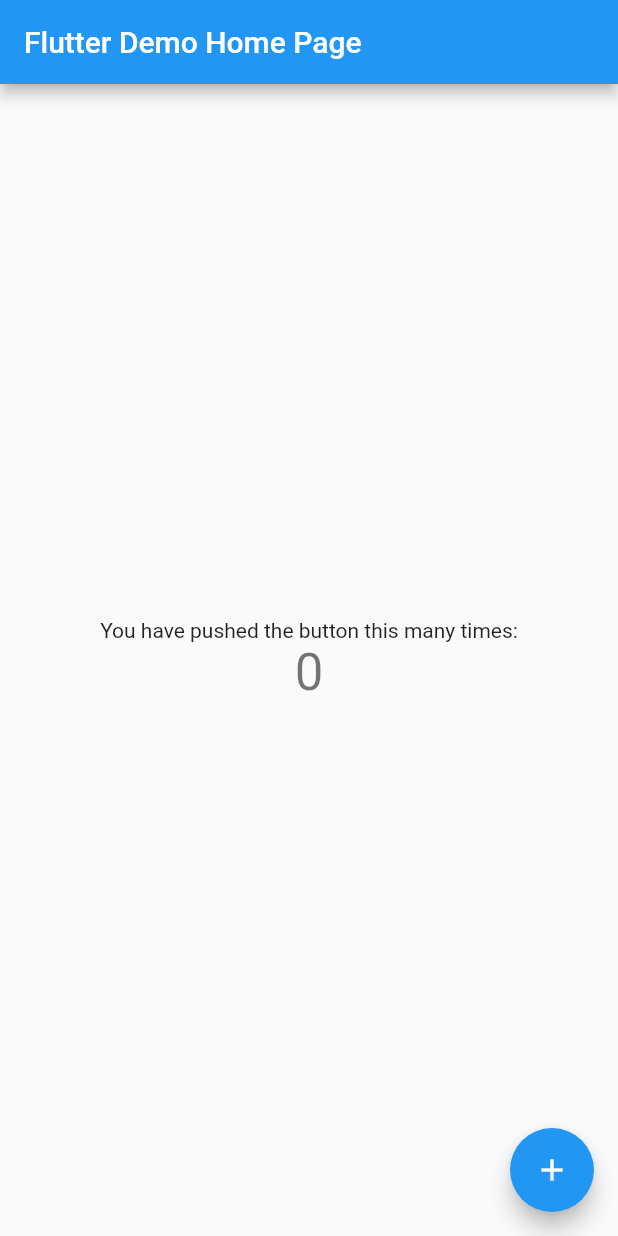
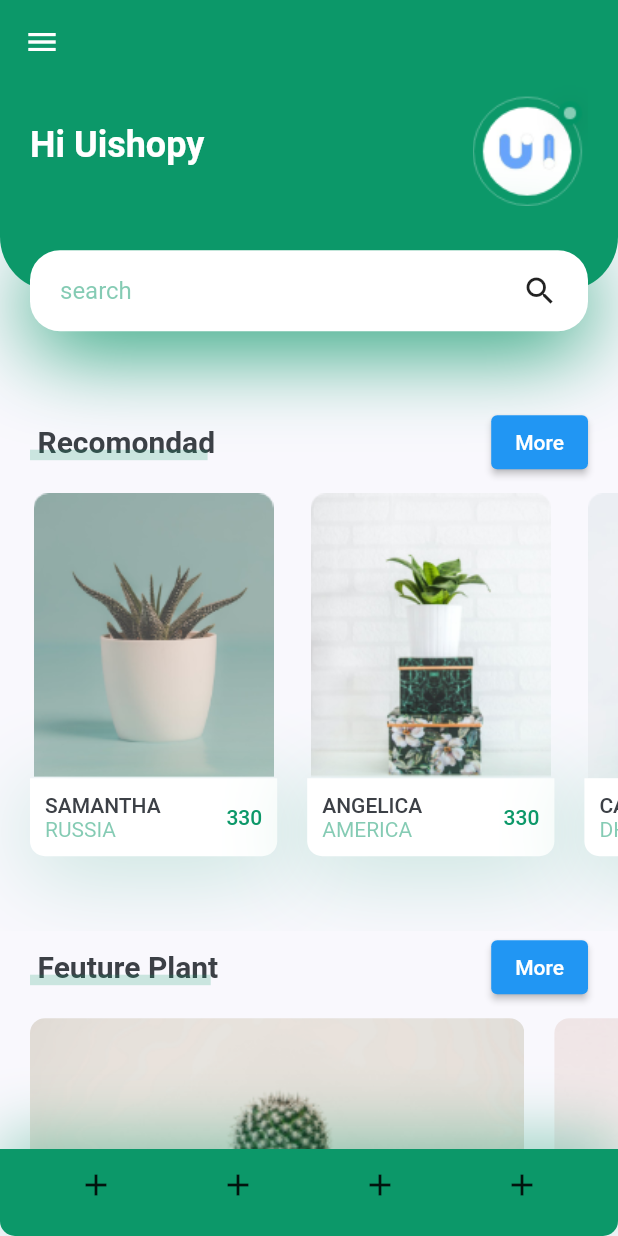
Before and after one commit to nazmullhossain/flutter_plant_ecommerce_App, a Flutter app: the screen it shows after launch, on a phone screen of 412 x 824 dp. Run offline on Flutter 3.47's test engine with Material 2 defaults, Android fonts, the phone set to English and light mode, and no system bars.

Commit message:
ui design complete

```diff
--- /dev/null
+++ b/lib/constant.dart
@@ -0,0 +1,9 @@
+
+
+import 'package:flutter/material.dart';
+
+const kPrimaryColor=Color(0xFF0C9869);
+const kTextColor=Color(0xFF3C4046);
+const kBackgroundColor= Color(0xFFF9F8FD);
+
+const double kDefaultPadding=20.0;
--- a/lib/main.dart
+++ b/lib/main.dart
@@ -1,4 +1,7 @@
 import 'package:flutter/material.dart';
+import 'package:untitled/screen/home_screen.dart';
+
+import 'constant.dart';
 
 void main() {
   runApp(const MyApp());
@@ -7,109 +10,18 @@ void main() {
 class MyApp extends StatelessWidget {
   const MyApp({Key? key}) : super(key: key);
 
-  // This widget is the root of your application.
   @override
   Widget build(BuildContext context) {
     return MaterialApp(
-      title: 'Flutter Demo',
+      title: 'Plant App',
+      debugShowCheckedModeBanner: false,
       theme: ThemeData(
-        // This is the theme of your application.
-        //
-        // Try running your application with "flutter run". You'll see the
-        // application has a blue toolbar. Then, without quitting the app, try
-        // changing the primarySwatch below to Colors.green and then invoke
-        // "hot reload" (press "r" in the console where you ran "flutter run",
-        // or simply save your changes to "hot reload" in a Flutter IDE).
-        // Notice that the counter didn't reset back to zero; the application
-        // is not restarted.
-        primarySwatch: Colors.blue,
+        scaffoldBackgroundColor: kBackgroundColor,
+        primaryColor: kPrimaryColor,
+        textTheme: Theme.of(context).textTheme.apply(bodyColor: kTextColor),
+        visualDensity: VisualDensity.adaptivePlatformDensity,
       ),
-      home: const MyHomePage(title: 'Flutter Demo Home Page'),
+      home: HomeScreen(),
     );
   }
 }
-
-class MyHomePage extends StatefulWidget {
-  const MyHomePage({Key? key, required this.title}) : super(key: key);
-
-  // This widget is the home page of your application. It is stateful, meaning
-  // that it has a State object (defined below) that contains fields that affect
-  // how it looks.
-
-  // This class is the configuration for the state. It holds the values (in this
-  // case the title) provided by the parent (in this case the App widget) and
-  // used by the build method of the State. Fields in a Widget subclass are
-  // always marked "final".
-
-  final String title;
-
-  @override
-  State<MyHomePage> createState() => _MyHomePageState();
-}
-
-class _MyHomePageState extends State<MyHomePage> {
-  int _counter = 0;
-
-  void _incrementCounter() {
-    setState(() {
-      // This call to setState tells the Flutter framework that something has
-      // changed in this State, which causes it to rerun the build method below
-      // so that the display can reflect the updated values. If we changed
-      // _counter without calling setState(), then the build method would not be
-      // called again, and so nothing would appear to happen.
-      _counter++;
-    });
-  }
-
-  @override
-  Widget build(BuildContext context) {
-    // This method is rerun every time setState is called, for instance as done
-    // by the _incrementCounter method above.
-    //
-    // The Flutter framework has been optimized to make rerunning build methods
-    // fast, so that you can just rebuild anything that needs updating rather
-    // than having to individually change instances of widgets.
-    return Scaffold(
-      appBar: AppBar(
-        // Here we take the value from the MyHomePage object that was created by
-        // the App.build method, and use it to set our appbar title.
-        title: Text(widget.title),
-      ),
-      body: Center(
-        // Center is a layout widget. It takes a single child and positions it
-        // in the middle of the parent.
-        child: Column(
-          // Column is also a layout widget. It takes a list of children and
-          // arranges them vertically. By default, it sizes itself to fit its
-          // children horizontally, and tries to be as tall as its parent.
-          //
-          // Invoke "debug painting" (press "p" in the console, choose the
-          // "Toggle Debug Paint" action from the Flutter Inspector in Android
-          // Studio, or the "Toggle Debug Paint" command in Visual Studio Code)
-          // to see the wireframe for each widget.
-          //
-          // Column has various properties to control how it sizes itself and
-          // how it positions its children. Here we use mainAxisAlignment to
-          // center the children vertically; the main axis here is the vertical
-          // axis because Columns are vertical (the cross axis would be
-          // horizontal).
-          mainAxisAlignment: MainAxisAlignment.center,
-          children: <Widget>[
-            const Text(
-              'You have pushed the button this many times:',
-            ),
-            Text(
-              '$_counter',
-              style: Theme.of(context).textTheme.headline4,
-            ),
-          ],
-        ),
-      ),
-      floatingActionButton: FloatingActionButton(
-        onPressed: _incrementCounter,
-        tooltip: 'Increment',
-        child: const Icon(Icons.add),
-      ), // This trailing comma makes auto-formatting nicer for build methods.
-    );
-  }
-}
--- /dev/null
+++ b/lib/screen/component/body_com.dart
@@ -0,0 +1,118 @@
+import 'package:flutter/material.dart';
+import 'package:untitled/constant.dart';
+import 'package:untitled/screen/component/future_plant_card.dart';
+import 'package:untitled/screen/component/header_with_searchbox.dart';
+import 'package:untitled/screen/component/remmedaton_card.dart';
+import 'package:untitled/screen/component/title_file.dart';
+
+import '../../constant.dart';
+
+class Body extends StatelessWidget {
+  const Body({Key? key}) : super(key: key);
+
+  @override
+
+  Widget build( BuildContext context) {
+    Size size= MediaQuery.of(context).size;
+
+    return SingleChildScrollView(
+      child: Column(
+        children: [
+              HeaderWithSearchBox(size: size,),
+      TitleFile(title: "Recomondad",
+
+     ),
+          SingleChildScrollView(
+            scrollDirection: Axis.horizontal,
+            child: Row(
+
+              children: [
+                RecomandationCard(
+                  image: 'images/image_1.png',
+                  title: "Samantha",
+                  country: "Russia",
+
+                  press: (){},
+                  price: 330,
+                ),
+                RecomandationCard(
+                  image: 'images/image_2.png',
+                  title: "Angelica",
+                  country: "America",
+
+                  press: (){},
+                  price: 330,
+                ),
+                RecomandationCard(
+                  image: 'images/image_3.png',
+                  title: "Catlina",
+                  country: "Dhaka",
+
+                  press: (){},
+                  price: 330,
+                ),
+                RecomandationCard(
+                  image: 'images/image_1.png',
+                  title: "Samantha",
+                  country: "Russia",
+
+                  press: (){},
+                  price: 330,
+                ),
+                RecomandationCard(
+                  image: 'images/image_1.png',
+                  title: "Samantha",
+                  country: "Russia",
+
+                  press: (){},
+                  price: 330,
+                ),
+                RecomandationCard(
+                  image: 'images/image_1.png',
+                  title: "Samantha",
+                  country: "Russia",
+
+                  press: (){},
+                  price: 330,
+                ),
+                RecomandationCard(
+                  image: 'images/image_1.png',
+                  title: "Samantha",
+                  country: "Russia",
+
+                  press: (){},
+                  price: 330,
+                ),
+                RecomandationCard(
+                  image: 'images/image_1.png',
+                  title: "Samantha",
+                  country: "Russia",
+
+                  press: (){},
+                  price: 330,
+                ),
+              ],
+            ),
+          ),
+          TitleFile(title: "Feuture Plant",),
+          SingleChildScrollView(
+            scrollDirection: Axis.horizontal,
+            child: Row(
+              children: [
+                FuturePlantCard(image: 'images/bottom_img_1.png',),
+                FuturePlantCard(image: 'images/bottom_img_2.png',),
+              ],
+            ),
+          ),
+          SizedBox(height: 80,)
+
+
+
+
+
+
+        ],
+      ),
+    );
+  }
+}
--- /dev/null
+++ b/lib/screen/component/bottom_navigation_var.dart
@@ -0,0 +1,38 @@
+
+
+import 'package:flutter/material.dart';
+
+import '../../constant.dart';
+
+class BottomNavigation extends StatelessWidget {
+  const BottomNavigation({Key? key}) : super(key: key);
+
+  @override
+  Widget build(BuildContext context) {
+    return Container(
+      padding: EdgeInsets.only(left: kDefaultPadding*2, right: kDefaultPadding*2, bottom: kDefaultPadding/2) ,
+      decoration: BoxDecoration(
+          borderRadius: BorderRadius.only(bottomLeft: Radius.circular(10),bottomRight: Radius.circular(10.0)
+          ),
+          color: kPrimaryColor,
+          boxShadow: [
+            BoxShadow(
+                offset: Offset(0, -10),
+                blurRadius: 35,
+                color: kPrimaryColor.withOpacity(0.38)
+            )
+          ]
+
+      ),
+      child: Row(
+        mainAxisAlignment: MainAxisAlignment.spaceBetween,
+        children: [
+          IconButton(onPressed: (){}, icon: Icon(Icons.add)),
+          IconButton(onPressed: (){}, icon: Icon(Icons.add)),
+          IconButton(onPressed: (){}, icon: Icon(Icons.add)),
+          IconButton(onPressed: (){}, icon: Icon(Icons.add)),
+        ],
+      ),
+    );
+  }
+}
--- /dev/null
+++ b/lib/screen/component/future_plant_card.dart
@@ -0,0 +1,28 @@
+import 'package:flutter/material.dart';
+
+import '../../constant.dart';
+
+
+class FuturePlantCard extends StatelessWidget {
+  const FuturePlantCard({Key? key, this.image}) : super(key: key);
+  final String? image;
+
+  @override
+  Widget build(BuildContext context) {
+    Size size= MediaQuery.of(context).size;
+    return   Container(
+      margin: EdgeInsets.only(top: kDefaultPadding/2, left: kDefaultPadding, bottom: kDefaultPadding/2),
+      width: size.width*0.8,
+      height: 185,
+      decoration: BoxDecoration(
+          borderRadius: BorderRadius.circular(10.0),
+          image: DecorationImage(
+            fit: BoxFit.cover,
+              image: AssetImage(image!)
+
+          )
+
+      ),
+    );
+  }
+}
--- /dev/null
+++ b/lib/screen/component/header_with_searchbox.dart
@@ -0,0 +1,85 @@
+import 'package:flutter/material.dart';
+
+import '../../constant.dart';
+
+class HeaderWithSearchBox extends StatelessWidget {
+   HeaderWithSearchBox({Key? key,  required this.size }) : super(key: key);
+final Size size;
+  @override
+  Widget build(BuildContext context) {
+    Size size= MediaQuery.of(context).size;
+    return Container(
+
+      height: size.height*0.2,
+      margin: EdgeInsets.only(bottom: kDefaultPadding * 2.5,),
+
+      child: Stack(
+        children: [
+          Container(
+            height: size.height*0.2-27,
+            padding: EdgeInsets.only(
+                bottom: 36+kDefaultPadding,
+                left: kDefaultPadding,
+                right: kDefaultPadding
+            ),
+            decoration: BoxDecoration(
+                color: kPrimaryColor,
+                borderRadius: BorderRadius.only(bottomLeft: Radius.circular(36), bottomRight: Radius.circular(36)
+                )
+            ),
+            child: Row(
+              children: [
+                Text("Hi Uishopy", style: Theme.of(context).textTheme.headline5?.copyWith(color: Colors.white,fontWeight: FontWeight.bold)),
+                Spacer(),
+                Image.asset("images/logo.png")
+              ],
+            ),
+          ),
+          Positioned(
+
+              bottom: 0,
+              left: 0,
+              right: 0,
+              child: Container(
+                alignment: Alignment.center,
+                margin: EdgeInsets.symmetric(horizontal: kDefaultPadding),
+                padding: EdgeInsets.symmetric(horizontal: kDefaultPadding),
+                height: 54,
+                decoration: BoxDecoration(
+                    color: Colors.white,
+                    borderRadius: BorderRadius.circular(20),
+                    boxShadow: [
+                      BoxShadow(
+                          offset: Offset(0,10),
+
+                          blurRadius: 50,
+                          color: kPrimaryColor
+                      )
+                    ]
+
+
+                ),
+                child: Row(
+                  children: [
+                    Expanded(
+                      child: TextField(
+                        decoration: InputDecoration(
+                            hintText: "search",
+                            hintStyle: TextStyle(
+                                color: kPrimaryColor.withOpacity(0.5)
+                            ),
+                            enabledBorder: InputBorder.none,
+                            focusedBorder: InputBorder.none
+                        ),
+                      ),
+                    ),
+                    Icon(Icons.search)
+                  ],
+                ),
+
+              ))
+        ],
+      ),
+    );
+  }
+}
--- /dev/null
+++ b/lib/screen/component/remmedaton_card.dart
@@ -0,0 +1,68 @@
+import 'package:flutter/material.dart';
+
+import '../../constant.dart';
+
+
+class RecomandationCard extends StatelessWidget {
+   RecomandationCard({Key? key, this.press, this.title, this.price, this.country, this.image }) : super(key: key);
+
+  final String? image,title,country;
+  final int? price;
+  final Function? press;
+
+
+  @override
+  Widget build(BuildContext context) {
+    Size size= MediaQuery.of(context).size;
+    return  Container(
+      margin: EdgeInsets.only(
+          left: kDefaultPadding,
+          top: kDefaultPadding/2,
+          bottom: kDefaultPadding*2.5
+      ),
+      width: size.width *0.4,
+
+      child: Column(
+        children: [
+          Image.asset(image!),
+          Container(
+            padding: EdgeInsets.all(kDefaultPadding/2),
+            decoration: BoxDecoration(
+                borderRadius: BorderRadius.only(bottomRight: Radius.circular(10), bottomLeft: Radius.circular(10)),
+                color: Colors.white,
+                boxShadow: [
+                  BoxShadow(
+                    offset: Offset(0,10),
+                    blurRadius: 50,
+                    color: kPrimaryColor.withOpacity(0.23),
+                  )
+                ]
+            ),
+            child: Row(
+              children: [
+                RichText(text: TextSpan(
+                    children: [
+                      TextSpan(
+                          text: "$title \n".toUpperCase(),
+                          style: Theme.of(context).textTheme.button
+                      ),
+                      TextSpan(
+                        text: '$country'.toUpperCase(),
+                        style: TextStyle(
+                            color: kPrimaryColor.withOpacity(0.5)
+                        ),
+                      ),
+
+
+                    ]
+                )),
+                Spacer(),
+                Text('$price', style: Theme.of(context).textTheme.button?.copyWith(color: kPrimaryColor),)
+              ],
+            ),
+          )
+        ],
+      ),
+    );
+  }
+}
--- /dev/null
+++ b/lib/screen/component/title_file.dart
@@ -0,0 +1,47 @@
+import 'package:flutter/material.dart';
+
+import '../../constant.dart';
+
+
+class TitleFile extends StatelessWidget {
+  const TitleFile({Key? key, required this.title }) : super(key: key);
+  final String title;
+
+
+
+  @override
+  Widget build(BuildContext context) {
+    return Padding(
+      padding: const EdgeInsets.symmetric(horizontal: kDefaultPadding),
+      child: Row(
+        children: [
+          Container(
+            height: 24,
+            child: Stack(
+              children: [
+                Padding(
+                  padding: const EdgeInsets.only(left: kDefaultPadding /4),
+                  child: Text(title, style: TextStyle(fontSize: 20,fontWeight: FontWeight.bold),),
+                ),
+                Positioned(
+
+                    bottom: 0,
+                    left: 0,
+                    right: 0,
+                    child: Container(
+                      margin: EdgeInsets.only(right: kDefaultPadding/4),
+                      height: 7,
+                      color: kPrimaryColor.withOpacity(0.2),
+
+                    ))
+              ],
+            ),
+          ),
+          Spacer(),
+          ElevatedButton(onPressed: (){}, child: Text("More", style: TextStyle(color: Colors.white),))
+
+        ],
+      ),
+    );
+  }
+}
--- /dev/null
+++ b/lib/screen/home_screen.dart
@@ -0,0 +1,26 @@
+import 'package:flutter/material.dart';
+import 'package:untitled/screen/component/body_com.dart';
+
+import '../constant.dart';
+import 'component/bottom_navigation_var.dart';
+
+
+class HomeScreen extends StatelessWidget {
+  const HomeScreen({Key? key}) : super(key: key);
+
+  @override
+  Widget build(BuildContext context) {
+    return Scaffold(
+      appBar: buildAppBar(),
+      body: Body(),
+        bottomNavigationBar: BottomNavigation()
+    );
+  }
+  AppBar buildAppBar(){
+    return AppBar(
+      backgroundColor: kPrimaryColor,
+      elevation: 0,
+      leading: IconButton(onPressed: (){}, icon: Icon(Icons.menu)),
+    );
+  }
+}
```
Also changed, not shown: pubspec.yaml (+4 -3 lines), images/bottom_img_1.png (added), images/bottom_img_2.png (added), images/image_1.png (added), images/image_2.png (added), images/image_3.png (added), images/img.png (added), images/img_main.png (added), images/logo.png (added), pubspec.lock.
